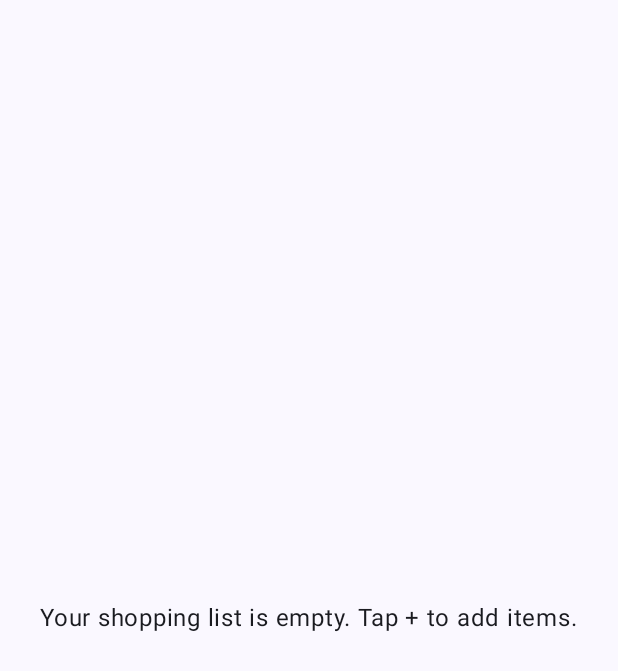
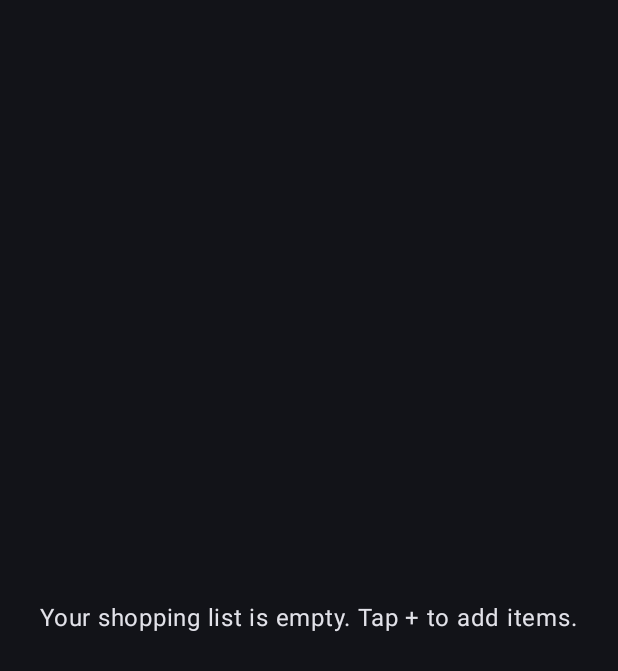
Before and after one commit to LukaFenir/lucius-list, an Android app built with Jetpack Compose: the screen it shows after launch (MainActivity), on a phone screen of 412 x 824 dp. Shown: the top 671 px of the screen. Run offline under Robolectric (Android 15) with nearby library versions, the phone set to English and light mode, and no system bars.

Commit message:
feat: Created a shopping list theme

```diff
--- a/app/src/main/java/com/lukafenir/luciuslist/MainActivity.kt
+++ b/app/src/main/java/com/lukafenir/luciuslist/MainActivity.kt
@@ -9,14 +9,14 @@ import androidx.compose.material3.MaterialTheme
 import androidx.compose.material3.Surface
 import androidx.compose.ui.Modifier
 import com.lukafenir.luciuslist.ui.ShoppingListScreen
-import com.lukafenir.luciuslist.ui.theme.LuciuslistTheme
+import com.lukafenir.luciuslist.ui.theme.ShoppingListTheme
 
 class MainActivity : ComponentActivity() {
     override fun onCreate(savedInstanceState: Bundle?) {
         super.onCreate(savedInstanceState)
         enableEdgeToEdge()
         setContent {
-            LuciuslistTheme {
+            ShoppingListTheme(true) {
                 Surface(
                     modifier = Modifier.fillMaxSize(),
                     color = MaterialTheme.colorScheme.background
--- a/app/src/main/java/com/lukafenir/luciuslist/ui/ShoppingListScreen.kt
+++ b/app/src/main/java/com/lukafenir/luciuslist/ui/ShoppingListScreen.kt
@@ -7,7 +7,7 @@ import androidx.compose.runtime.Composable
 import androidx.compose.ui.Alignment
 import androidx.compose.ui.Modifier
 import androidx.compose.ui.tooling.preview.Preview
-import com.lukafenir.luciuslist.ui.theme.LuciuslistTheme
+import com.lukafenir.luciuslist.ui.theme.ShoppingListTheme
 
 @Composable
 fun ShoppingListScreen(
@@ -24,7 +24,7 @@ fun ShoppingListScreen(
 @Preview(showBackground = true)
 @Composable
 fun ShoppingListScreenPreview() {
-    LuciuslistTheme {
+    ShoppingListTheme {
         ShoppingListScreen()
     }
 }
--- a/app/src/main/java/com/lukafenir/luciuslist/ui/theme/Theme.kt
+++ b/app/src/main/java/com/lukafenir/luciuslist/ui/theme/Theme.kt
@@ -1,39 +1,30 @@
 package com.lukafenir.luciuslist.ui.theme
 
+import android.app.Activity
 import android.os.Build
 import androidx.compose.foundation.isSystemInDarkTheme
-import androidx.compose.material3.MaterialTheme
-import androidx.compose.material3.darkColorScheme
-import androidx.compose.material3.dynamicDarkColorScheme
-import androidx.compose.material3.dynamicLightColorScheme
-import androidx.compose.material3.lightColorScheme
+import androidx.compose.material3.*
 import androidx.compose.runtime.Composable
+import androidx.compose.runtime.SideEffect
+import androidx.compose.ui.graphics.toArgb
 import androidx.compose.ui.platform.LocalContext
+import androidx.compose.ui.platform.LocalView
+import androidx.core.view.WindowCompat
 
 private val DarkColorScheme = darkColorScheme(
-    primary = Purple80,
-    secondary = PurpleGrey80,
-    tertiary = Pink80
+    primary = androidx.compose.ui.graphics.Color(0xFF90CAF9),
+    secondary = androidx.compose.ui.graphics.Color(0xFF81C784),
+    tertiary = androidx.compose.ui.graphics.Color(0xFFFFB74D)
 )
 
 private val LightColorScheme = lightColorScheme(
-    primary = Purple40,
-    secondary = PurpleGrey40,
-    tertiary = Pink40
-
-    /* Other default colors to override
-    background = Color(0xFFFFFBFE),
-    surface = Color(0xFFFFFBFE),
-    onPrimary = Color.White,
-    onSecondary = Color.White,
-    onTertiary = Color.White,
-    onBackground = Color(0xFF1C1B1F),
-    onSurface = Color(0xFF1C1B1F),
-    */
+    primary = androidx.compose.ui.graphics.Color(0xFF1976D2),
+    secondary = androidx.compose.ui.graphics.Color(0xFF4CAF50),
+    tertiary = androidx.compose.ui.graphics.Color(0xFFFF9800)
 )
 
 @Composable
-fun LuciuslistTheme(
+fun ShoppingListTheme(
     darkTheme: Boolean = isSystemInDarkTheme(),
     // Dynamic color is available on Android 12+
     dynamicColor: Boolean = true,
@@ -44,9 +35,16 @@ fun LuciuslistTheme(
             val context = LocalContext.current
             if (darkTheme) dynamicDarkColorScheme(context) else dynamicLightColorScheme(context)
         }
-
         darkTheme -> DarkColorScheme
         else -> LightColorScheme
+    }
+    val view = LocalView.current
+    if (!view.isInEditMode) {
+        SideEffect {
+            val window = (view.context as Activity).window
+            window.statusBarColor = colorScheme.primary.toArgb()
+            WindowCompat.getInsetsController(window, view).isAppearanceLightStatusBars = darkTheme
+        }
     }
 
     MaterialTheme(
```
Also changed, not shown: 1 other file.
